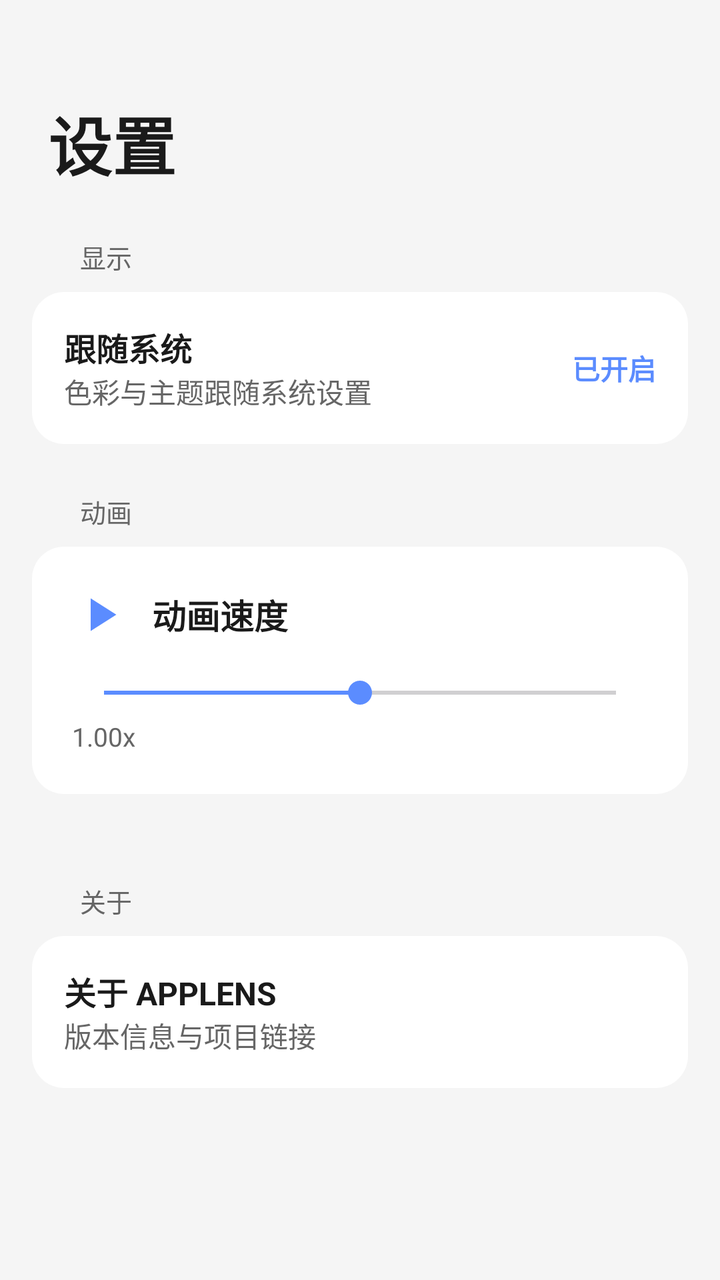
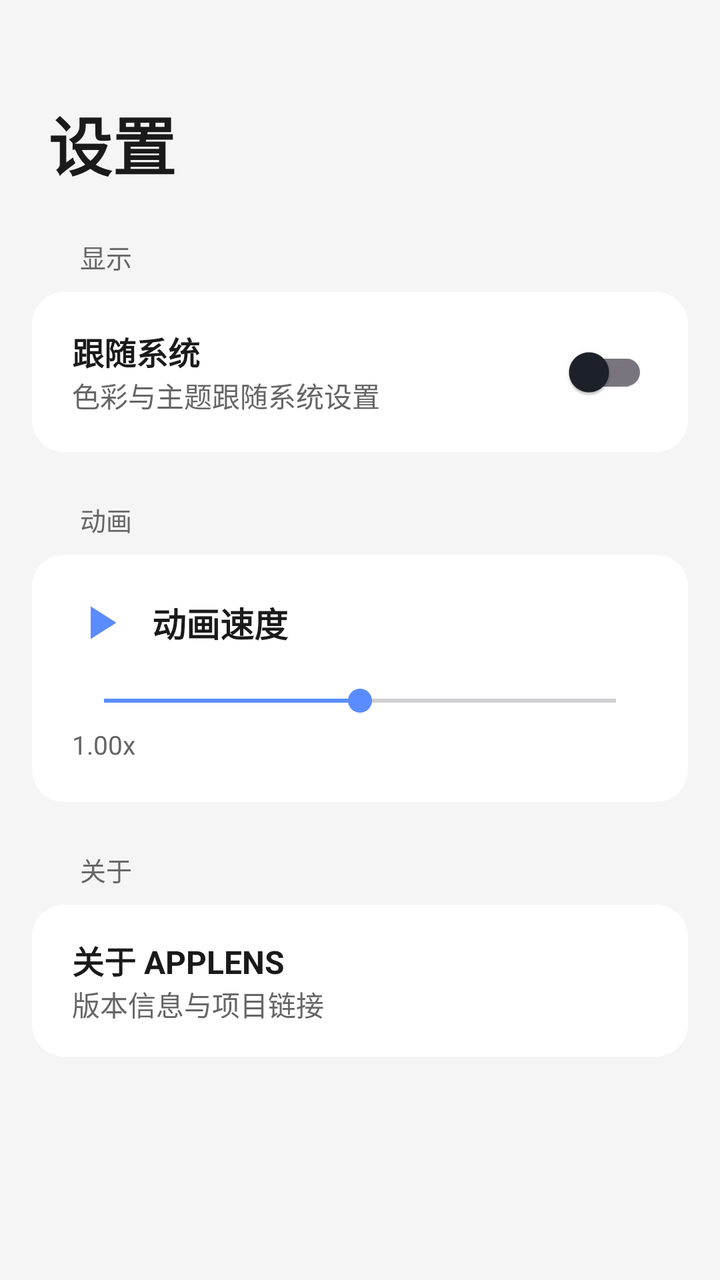

Compare the two renders of this Android layout. The source of the first and the diff that turns it into the second are given below.
<!-- AndroidManifest.xml: application theme Theme.ActivityScanner -->
<!-- res/layout/fragment_settings.xml -->
<?xml version="1.0" encoding="utf-8"?>
<ScrollView xmlns:android="http://schemas.android.com/apk/res/android"
    android:layout_width="match_parent"
    android:layout_height="match_parent"
    android:background="@color/lsp_bg"
    android:fillViewport="true">

    <LinearLayout
        android:layout_width="match_parent"
        android:layout_height="wrap_content"
        android:orientation="vertical">

        
        <TextView
            android:layout_width="wrap_content"
            android:layout_height="wrap_content"
            android:layout_marginStart="24dp"
            android:layout_marginTop="48dp"
            android:text="设置"
            android:textColor="@color/lsp_text_primary"
            android:textSize="32sp"
            android:textStyle="bold" />

        
        <TextView
            android:layout_width="wrap_content"
            android:layout_height="wrap_content"
            android:layout_marginStart="40dp"
            android:layout_marginTop="24dp"
            android:text="显示"
            android:textColor="@color/lsp_text_secondary"
            android:textSize="13sp" />

        
        <LinearLayout
            android:id="@+id/item_follow_system"
            style="@style/LspListItem"
            android:layout_width="match_parent"
            android:layout_height="wrap_content"
            android:layout_marginStart="16dp"
            android:layout_marginTop="8dp"
            android:layout_marginEnd="16dp"
            android:background="@drawable/bg_list_card"
            android:gravity="center_vertical"
            android:orientation="horizontal">
            <LinearLayout
                android:layout_width="0dp"
                android:layout_height="wrap_content"
                android:layout_weight="1"
                android:orientation="vertical">
                <TextView
                    android:layout_width="wrap_content"
                    android:layout_height="wrap_content"
                    android:text="跟随系统"
                    android:textColor="@color/lsp_text_primary"
                    android:textSize="16sp"
                    android:textStyle="bold" />
                <TextView
                    android:layout_width="wrap_content"
                    android:layout_height="wrap_content"
                    android:text="色彩与主题跟随系统设置"
                    android:textColor="@color/lsp_text_secondary"
                    android:textSize="14sp" />
            </LinearLayout>
            <TextView
                android:id="@+id/tv_follow_system_value"
                android:layout_width="wrap_content"
                android:layout_height="wrap_content"
                android:text="已开启"
                android:textColor="@color/hyper_accent"
                android:textSize="14sp"
                android:textStyle="bold" />
        </LinearLayout>

        
        <TextView
            android:layout_width="wrap_content"
            android:layout_height="wrap_content"
            android:layout_marginStart="40dp"
            android:layout_marginTop="24dp"
            android:text="动画"
            android:textColor="@color/lsp_text_secondary"
            android:textSize="13sp" />

        
        <LinearLayout
            android:layout_width="match_parent"
            android:layout_height="wrap_content"
            android:layout_marginStart="16dp"
            android:layout_marginTop="8dp"
            android:layout_marginEnd="16dp"
            android:background="@drawable/bg_list_card"
            android:orientation="vertical"
            android:padding="20dp">

            <LinearLayout
                android:layout_width="match_parent"
                android:layout_height="wrap_content"
                android:gravity="center_vertical"
                android:orientation="horizontal">

                <ImageView
                    android:layout_width="28dp"
                    android:layout_height="28dp"
                    android:contentDescription="@null"
                    android:src="@drawable/ic_speed" />

                <TextView
                    android:layout_width="0dp"
                    android:layout_height="wrap_content"
                    android:layout_marginStart="12dp"
                    android:layout_weight="1"
                    android:text="动画速度"
                    android:textColor="@color/lsp_text_primary"
                    android:textSize="17sp"
                    android:textStyle="bold" />
            </LinearLayout>

            <SeekBar
                android:id="@+id/seek_speed"
                android:layout_width="match_parent"
                android:layout_height="wrap_content"
                android:layout_marginTop="16dp"
                android:max="200"
                android:progress="100"
                android:progressTint="@color/hyper_accent"
                android:thumbTint="@color/hyper_accent"
                android:thumbOffset="0dp" />

            <TextView
                android:id="@+id/tv_speed_value"
                android:layout_width="wrap_content"
                android:layout_height="wrap_content"
                android:layout_marginTop="4dp"
                android:text="1.00x"
                android:textColor="@color/lsp_text_secondary"
                android:textSize="13sp" />
        </LinearLayout>

        
        <View
            android:layout_width="match_parent"
            android:layout_height="0dp"
            android:layout_weight="1"
            android:minHeight="0dp" />

        <TextView
            android:layout_width="wrap_content"
            android:layout_height="wrap_content"
            android:layout_marginStart="40dp"
            android:layout_marginTop="24dp"
            android:text="关于"
            android:textColor="@color/lsp_text_secondary"
            android:textSize="13sp" />

        <LinearLayout
            android:id="@+id/item_about"
            style="@style/LspListItem"
            android:layout_width="match_parent"
            android:layout_height="wrap_content"
            android:layout_marginStart="16dp"
            android:layout_marginTop="8dp"
            android:layout_marginEnd="16dp"
            android:layout_marginBottom="96dp"
            android:background="@drawable/bg_list_card"
            android:gravity="center_vertical"
            android:orientation="horizontal">
            <LinearLayout
                android:layout_width="0dp"
                android:layout_height="wrap_content"
                android:layout_weight="1"
                android:orientation="vertical">
                <TextView
                    android:layout_width="wrap_content"
                    android:layout_height="wrap_content"
                    android:text="关于 APPLENS"
                    android:textColor="@color/lsp_text_primary"
                    android:textSize="16sp"
                    android:textStyle="bold" />
                <TextView
                    android:layout_width="wrap_content"
                    android:layout_height="wrap_content"
                    android:text="版本信息与项目链接"
                    android:textColor="@color/lsp_text_secondary"
                    android:textSize="14sp" />
            </LinearLayout>
            <TextView
                android:id="@+id/tv_version"
                android:layout_width="wrap_content"
                android:layout_height="wrap_content"
                android:textColor="@color/lsp_text_tertiary"
                android:textSize="14sp" />
        </LinearLayout>

    </LinearLayout>
</ScrollView>
<!-- resources referenced by this layout -->
<resources>
  <color name="hyper_accent">#FF5B8CFF</color>
  <color name="lsp_bg">#FFF5F5F5</color>
  <color name="lsp_text_primary">#FF1A1A1A</color>
  <color name="lsp_text_secondary">#FF666666</color>
  <color name="lsp_text_tertiary">#FF999999</color>
  <!-- drawable bg_list_card (drawable) -->
  <?xml version="1.0" encoding="utf-8"?>
  <shape xmlns:android="http://schemas.android.com/apk/res/android"
      android:shape="rectangle">
      <solid android:color="@color/lsp_card" />
      <corners android:radius="16dp" />
  </shape>
  <!-- drawable ic_speed (drawable) -->
  <?xml version="1.0" encoding="utf-8"?>
  <vector xmlns:android="http://schemas.android.com/apk/res/android"
      android:width="28dp"
      android:height="28dp"
      android:viewportWidth="24"
      android:viewportHeight="24">
      <path
          android:fillColor="@color/hyper_accent"
          android:pathData="M8,5v14l11,-7z"/>
  </vector>
  <style name="LspListItem">
          <item name="android:layout_width">match_parent</item>
          <item name="android:layout_height">wrap_content</item>
          <item name="android:background">?attr/selectableItemBackground</item>
          <item name="android:clickable">true</item>
          <item name="android:focusable">true</item>
          <item name="android:padding">16dp</item>
          <item name="android:gravity">center_vertical</item>
          <item name="android:orientation">horizontal</item>
      </style>
  <style name="Theme.ActivityScanner" parent="Theme.Material3.Light.NoActionBar">
          <item name="colorPrimary">@color/hyper_accent</item>
          <item name="colorPrimaryVariant">@color/hyper_accent_secondary</item>
          <item name="colorOnPrimary">@android:color/white</item>
          <item name="colorSecondary">@color/hyper_accent_tertiary</item>
          <item name="colorOnSecondary">@android:color/white</item>
          <item name="colorSurface">@color/hyper_bg_card</item>
          <item name="colorOnSurface">@color/hyper_text_primary</item>
          <item name="android:windowBackground">@color/lsp_bg</item>
          <item name="android:statusBarColor">@android:color/transparent</item>
          <item name="android:navigationBarColor">@android:color/transparent</item>
          <item name="android:windowLightStatusBar">true</item>
          <item name="android:windowDrawsSystemBarBackgrounds">true</item>
          <item name="android:colorEdgeEffect">@color/hyper_accent</item>
      </style>
  <color name="lsp_card">#FFFFFFFF</color>
  <color name="hyper_accent_secondary">#FF987BFF</color>
  <color name="hyper_accent_tertiary">#FF6B8DFF</color>
  <color name="hyper_bg_card">#FFFFFFFF</color>
  <color name="hyper_text_primary">#FF1D2129</color>
</resources>

<!-- the commit's change to res/layout/fragment_settings.xml (unified diff, before → after) -->
@@ -2,8 +2,7 @@
 <ScrollView xmlns:android="http://schemas.android.com/apk/res/android"
     android:layout_width="match_parent"
     android:layout_height="match_parent"
-    android:background="@color/lsp_bg"
-    android:fillViewport="true">
+    android:background="@color/lsp_bg">
 
     <LinearLayout
         android:layout_width="match_parent"
@@ -34,7 +33,6 @@
         
         <LinearLayout
             android:id="@+id/item_follow_system"
-            style="@style/LspListItem"
             android:layout_width="match_parent"
             android:layout_height="wrap_content"
             android:layout_marginStart="16dp"
@@ -42,7 +40,11 @@
             android:layout_marginEnd="16dp"
             android:background="@drawable/bg_list_card"
             android:gravity="center_vertical"
-            android:orientation="horizontal">
+            android:orientation="horizontal"
+            android:paddingStart="20dp"
+            android:paddingTop="16dp"
+            android:paddingEnd="20dp"
+            android:paddingBottom="16dp">
             <LinearLayout
                 android:layout_width="0dp"
                 android:layout_height="wrap_content"
@@ -62,14 +64,12 @@
                     android:textColor="@color/lsp_text_secondary"
                     android:textSize="14sp" />
             </LinearLayout>
-            <TextView
-                android:id="@+id/tv_follow_system_value"
+            <com.google.android.material.switchmaterial.SwitchMaterial
+                android:id="@+id/switch_follow_system"
                 android:layout_width="wrap_content"
                 android:layout_height="wrap_content"
-                android:text="已开启"
-                android:textColor="@color/hyper_accent"
-                android:textSize="14sp"
-                android:textStyle="bold" />
+                android:thumbTint="@android:color/white"
+                android:trackTint="@color/switch_track_color" />
         </LinearLayout>
 
         
@@ -124,8 +124,7 @@
                 android:max="200"
                 android:progress="100"
                 android:progressTint="@color/hyper_accent"
-                android:thumbTint="@color/hyper_accent"
-                android:thumbOffset="0dp" />
+                android:thumbTint="@color/hyper_accent" />
 
             <TextView
                 android:id="@+id/tv_speed_value"
@@ -138,12 +137,6 @@
         </LinearLayout>
 
         
-        <View
-            android:layout_width="match_parent"
-            android:layout_height="0dp"
-            android:layout_weight="1"
-            android:minHeight="0dp" />
-
         <TextView
             android:layout_width="wrap_content"
             android:layout_height="wrap_content"
@@ -155,16 +148,19 @@
 
         <LinearLayout
             android:id="@+id/item_about"
-            style="@style/LspListItem"
             android:layout_width="match_parent"
             android:layout_height="wrap_content"
             android:layout_marginStart="16dp"
             android:layout_marginTop="8dp"
             android:layout_marginEnd="16dp"
-            android:layout_marginBottom="96dp"
+            android:layout_marginBottom="24dp"
             android:background="@drawable/bg_list_card"
             android:gravity="center_vertical"
-            android:orientation="horizontal">
+            android:orientation="horizontal"
+            android:paddingStart="20dp"
+            android:paddingTop="16dp"
+            android:paddingEnd="20dp"
+            android:paddingBottom="16dp">
             <LinearLayout
                 android:layout_width="0dp"
                 android:layout_height="wrap_content"
<!-- resource entries referenced after the edit -->
@@ -23,16 +23,6 @@
           android:fillColor="@color/hyper_accent"
           android:pathData="M8,5v14l11,-7z"/>
   </vector>
-  <style name="LspListItem">
-          <item name="android:layout_width">match_parent</item>
-          <item name="android:layout_height">wrap_content</item>
-          <item name="android:background">?attr/selectableItemBackground</item>
-          <item name="android:clickable">true</item>
-          <item name="android:focusable">true</item>
-          <item name="android:padding">16dp</item>
-          <item name="android:gravity">center_vertical</item>
-          <item name="android:orientation">horizontal</item>
-      </style>
   <style name="Theme.ActivityScanner" parent="Theme.Material3.Light.NoActionBar">
           <item name="colorPrimary">@color/hyper_accent</item>
           <item name="colorPrimaryVariant">@color/hyper_accent_secondary</item>
